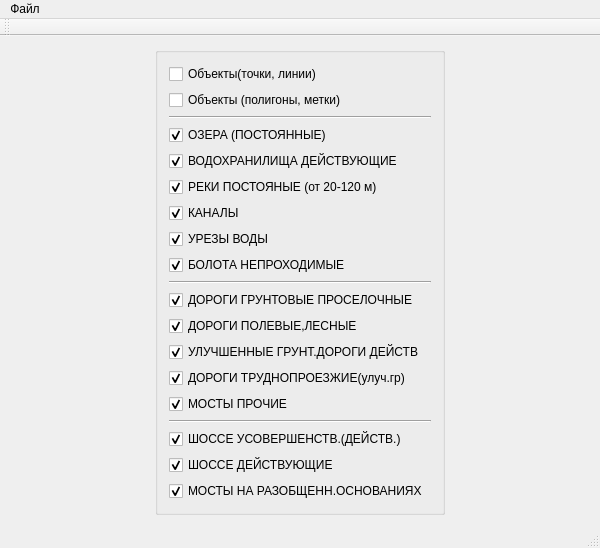
First picture: the form in howto_qpainter/mainwindow.ui, repository leonid133/mapSXFTatarstan, before the edit.
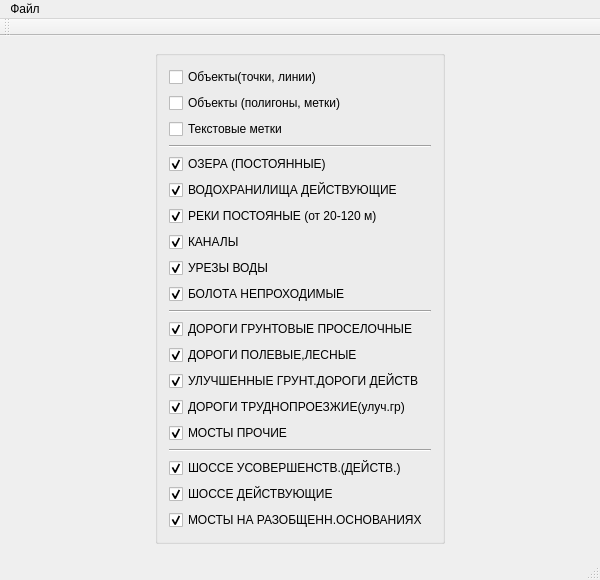
Second picture: the form after the edit.

Diff of the .ui file:
```diff
--- a/howto_qpainter/mainwindow.ui
+++ b/howto_qpainter/mainwindow.ui
@@ -7,7 +7,7 @@
     <x>0</x>
     <y>0</y>
     <width>600</width>
-    <height>425</height>
+    <height>580</height>
    </rect>
   </property>
   <property name="windowTitle">
@@ -43,6 +43,13 @@
            </property>
           </widget>
          </item>
+         <item>
+          <widget class="QCheckBox" name="checkBox_17">
+           <property name="text">
+            <string>Текстовые метки</string>
+           </property>
+          </widget>
+         </item>
          <item>
           <widget class="Line" name="line_3">
            <property name="orientation">
```
Left out of the diff: 2 changed lines with no effect on the pictures.
